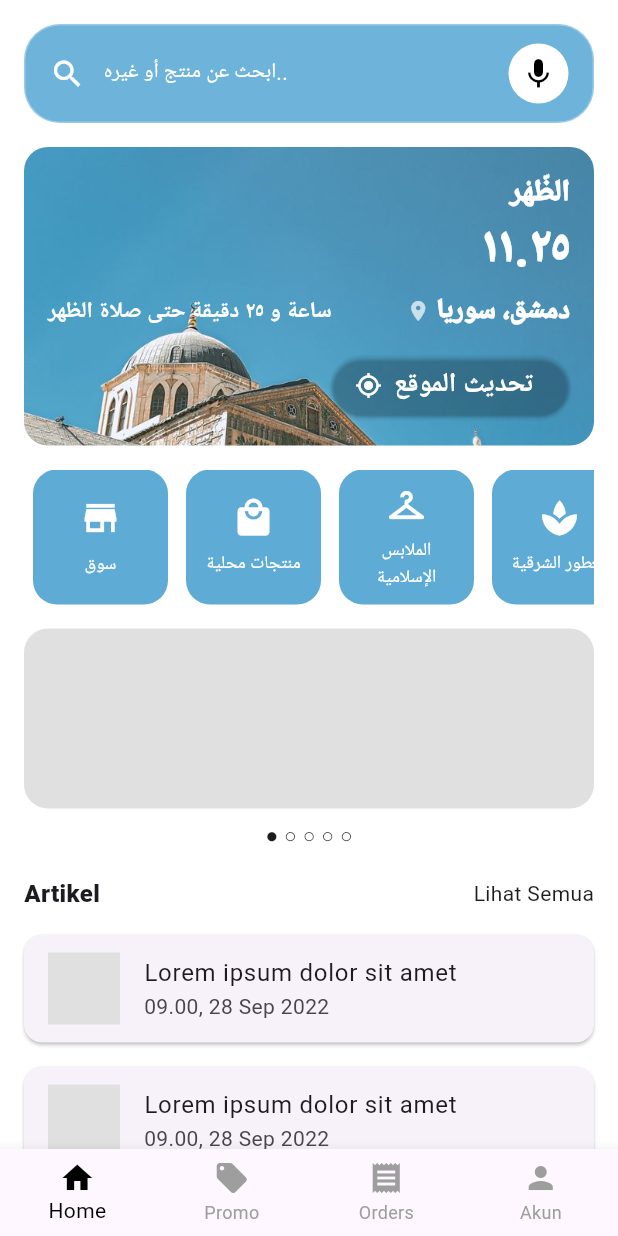
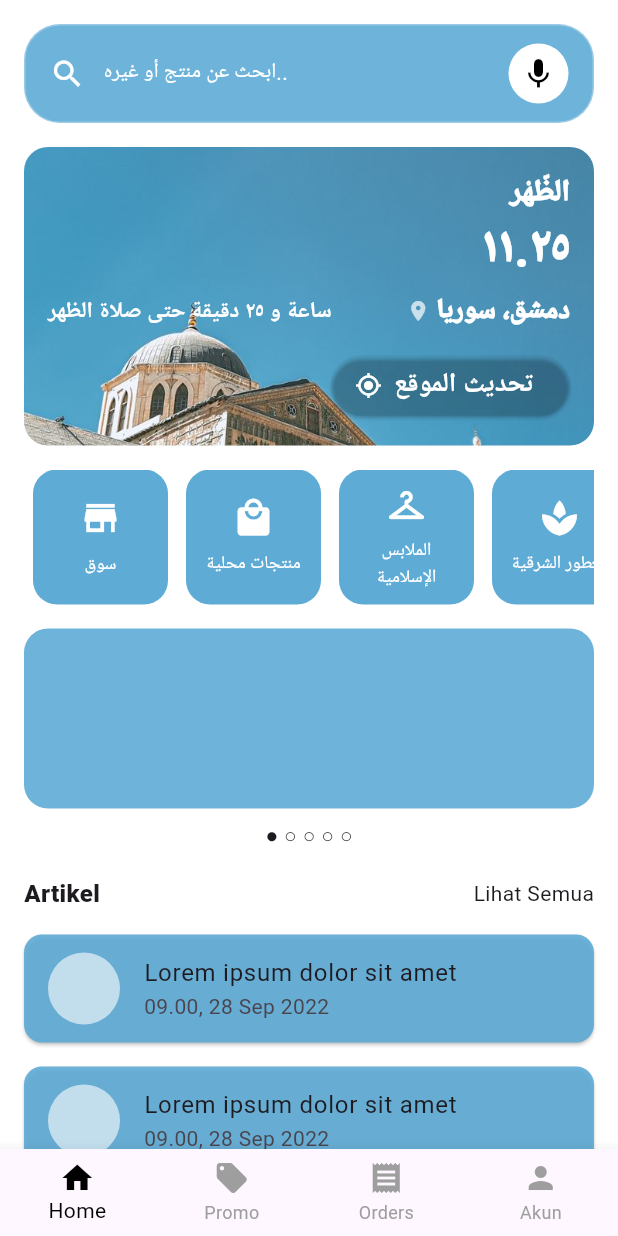
Before and after one commit to fared08/Manfa-apps, a Flutter app: the screen it shows after launch, on a phone screen of 412 x 824 dp. Run offline on Flutter 3.47's test engine with Material 3 defaults, Android fonts, the phone set to English and light mode, and no system bars.

Commit message:
add artikel

```diff
--- a/lib/home.dart
+++ b/lib/home.dart
@@ -180,7 +180,7 @@ class Home extends StatelessWidget {
             Container(
               height: 120,
               decoration: BoxDecoration(
-                color: Colors.grey[300],
+                color: Color(0xFF5EABD6).withOpacity(0.9),
                 borderRadius: BorderRadius.circular(16),
               ),
             ),
@@ -189,7 +189,6 @@ class Home extends StatelessWidget {
 
             const SizedBox(height: 16),
 
-            // 📰 Artikel
             Row(
               mainAxisAlignment: MainAxisAlignment.spaceBetween,
               children: const [
@@ -250,6 +249,7 @@ class Home extends StatelessWidget {
             Text(
               label,
               textAlign: TextAlign.center,
+
               textDirection: TextDirection.rtl,
               style: const TextStyle(fontSize: 12, color: Colors.white),
             ),
@@ -261,9 +261,18 @@ class Home extends StatelessWidget {
 
   Widget artikelCard() {
     return Card(
+      color: Color(0x5EABD6).withOpacity(0.9),
       margin: const EdgeInsets.symmetric(vertical: 8),
       child: ListTile(
-        leading: Container(width: 48, height: 48, color: Colors.grey[300]),
+        leading: Container(
+          width: 48,
+          height: 48,
+          decoration: BoxDecoration(
+            color: Colors.white.withOpacity(0.6),
+            borderRadius: BorderRadius.circular(30),
+          ),
+          // color: Color(0x06923E).withOpacity(0.9),
+        ),
         title: const Text("Lorem ipsum dolor sit amet"),
         subtitle: const Text("09.00, 28 Sep 2022"),
       ),
```
